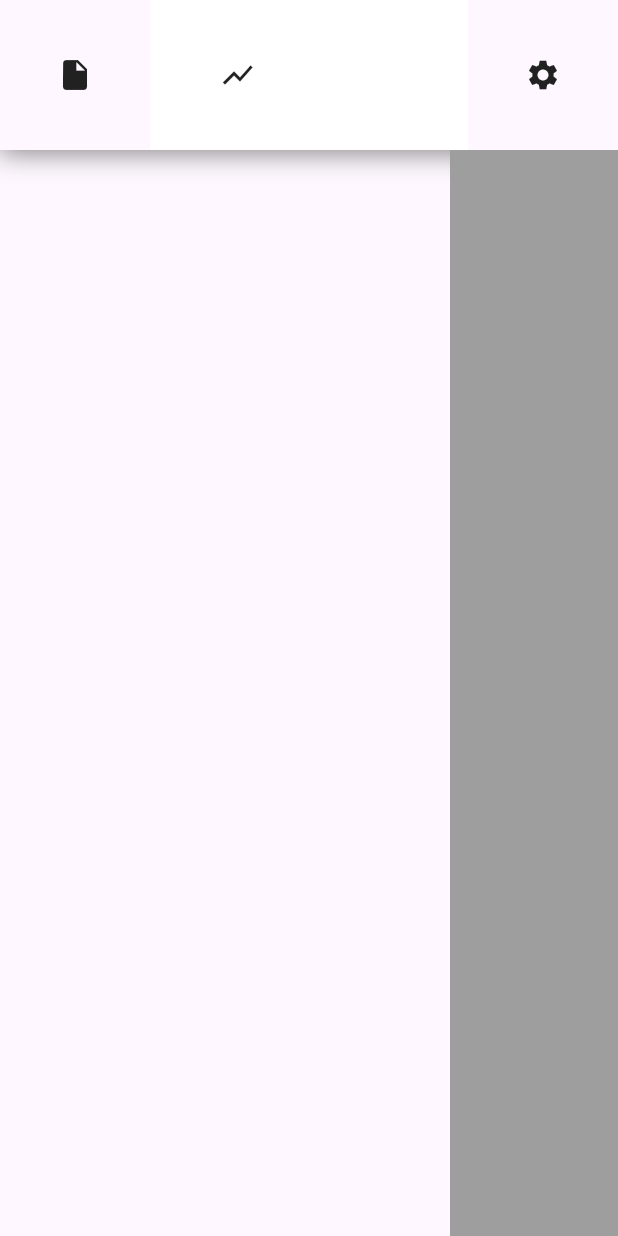
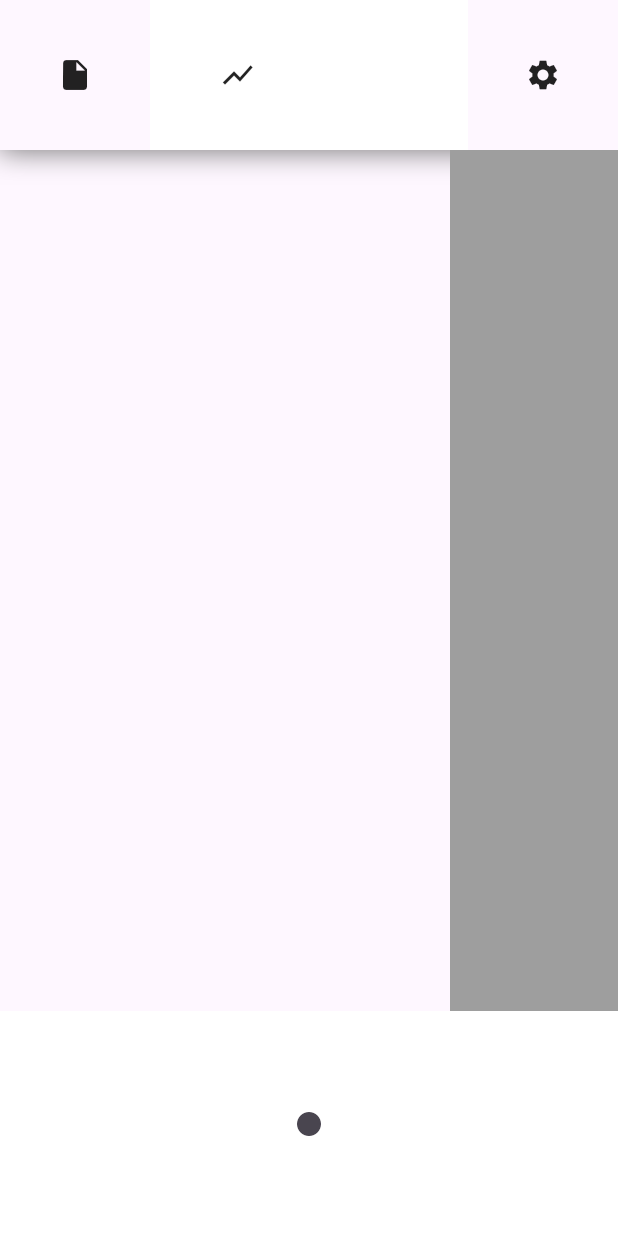
Before and after one commit to Andr0m3da26/ZneT-Bionics, a Flutter app: the screen it shows after launch, on a phone screen of 412 x 824 dp. Run offline on Flutter 3.47's test engine with Material 2 defaults, Android fonts, the phone set to English and light mode, and no system bars; our stand-ins replace fl_chart, flutter_riverpod, google_fonts; missing offline and left inert: dart:ffi, file_selector; network calls fail.

Commit message:
working recording button

```diff
--- a/lib/screens/analysisscreen.dart
+++ b/lib/screens/analysisscreen.dart
@@ -48,6 +48,7 @@ class AnalysisScreen extends ConsumerWidget {
     channelNotifier.send(jsonEncode({
       "isCameraToggle": ref.watch(cameraToggleProvider),
       "isVirtualCanvasToggle": ref.watch(virtualCanvasToggleProvider),
+      "isRecording": ref.watch(recordingToggleProvider),
       "fileSelectedPath": ref.watch(fileSelectedProvider),
       "projectPath": ref.watch(projectPathProvider)?.path
     }));
--- a/lib/widgets/mediacontrols.dart
+++ b/lib/widgets/mediacontrols.dart
@@ -1,10 +1,35 @@
 import 'package:flutter/material.dart';
+import 'package:flutter_riverpod/flutter_riverpod.dart';
+import 'package:providerarchitecturetest/utilities/providers.dart';
 
-class MediaControls extends StatelessWidget {
+class MediaControls extends ConsumerWidget {
   const MediaControls({Key? key}) : super(key: key);
 
   @override
-  Widget build(BuildContext context) {
-    return Container();
+  Widget build(BuildContext context, WidgetRef ref) {
+    final bool isRecordingToggle = ref.watch(recordingToggleProvider);
+    return Container(
+      height: 150,
+      decoration: BoxDecoration(
+        color: Colors.white,
+      ),
+      child: Center(
+        child:
+            //  IconButton(
+            //     onPressed: () {
+            //       ref.watch(recordingToggleProvider.notifier).toggle();
+            //     },
+            //     icon: Icon(Icons.fiber_manual_record),
+            //     selectedIcon: Icon(Icons.stop_circle))
+            IconButton(
+          onPressed: () {
+            ref.watch(recordingToggleProvider.notifier).toggle();
+          },
+          isSelected: isRecordingToggle,
+          icon: Icon(Icons.fiber_manual_record),
+          selectedIcon: Icon(Icons.stop_circle),
+        ),
+      ),
+    );
   }
 }
```
Also changed, not shown: lib/utilities/providers.dart (+20 -1 lines), lib/widgets/videostream.dart (+3 -8 lines).
